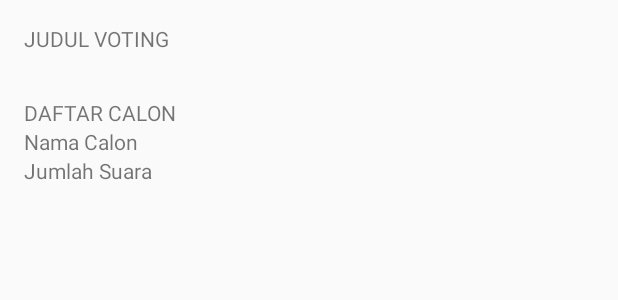
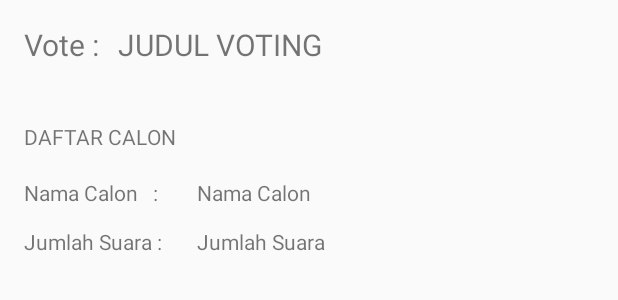
Before and after one commit to arinirae/VoteApp, an Android app: the layout activity_hasil_vote.xml on its own in the app's theme, with its tools: preview values and no code run, on a phone screen of 412 x 824 dp. Shown: the top 300 px of the screen. Run offline under Robolectric (Android 15) with nearby library versions, the phone set to English and light mode, and no system bars.

Commit message:
Update Splash, Riwayat Vote, dan Hasil Vote

```diff
--- a/app/src/main/java/id/sch/smktelkom_mlg/project/xiirpl109192939/voteapp/FotoProifleActivity.java
+++ b/app/src/main/java/id/sch/smktelkom_mlg/project/xiirpl109192939/voteapp/FotoProfileActivity.java
@@ -15,7 +15,7 @@ import com.google.firebase.auth.FirebaseUser;
 import com.google.firebase.storage.FirebaseStorage;
 import com.google.firebase.storage.StorageReference;
 
-public class FotoProifleActivity extends AppCompatActivity {
+public class FotoProfileActivity extends AppCompatActivity {
 
     private static final int CAMERA_REQUEST_CODE = 1;
     private Button btCamera, btNext;
--- a/app/src/main/java/id/sch/smktelkom_mlg/project/xiirpl109192939/voteapp/LoginActivity.java
+++ b/app/src/main/java/id/sch/smktelkom_mlg/project/xiirpl109192939/voteapp/LoginActivity.java
@@ -4,6 +4,7 @@ import android.app.ProgressDialog;
 import android.content.Intent;
 import android.os.Bundle;
 import android.support.annotation.NonNull;
+import android.support.test.espresso.core.deps.guava.hash.HashingInputStream;
 import android.support.v7.app.AppCompatActivity;
 import android.text.TextUtils;
 import android.view.View;
@@ -52,6 +53,7 @@ public class LoginActivity extends AppCompatActivity implements View.OnClickList
         buttonSignIn.setOnClickListener(this);
         textViewSignup.setOnClickListener(this);
         //end agar button dan textView bisa di click
+
     }
 
 
--- a/app/src/main/java/id/sch/smktelkom_mlg/project/xiirpl109192939/voteapp/MainActivity.java
+++ b/app/src/main/java/id/sch/smktelkom_mlg/project/xiirpl109192939/voteapp/MainActivity.java
@@ -143,7 +143,7 @@ public class MainActivity extends AppCompatActivity implements View.OnClickListe
                                 FirebaseUser user = firebaseAuth.getCurrentUser();
 
                                 databaseReference.child("userInformation").child(user.getUid()).setValue(userInformation);
-                                startActivity(new Intent(getApplicationContext(), FotoProifleActivity.class));
+                                startActivity(new Intent(getApplicationContext(), FotoProfileActivity.class));
                                 Toast.makeText(MainActivity.this, "Registered Successfully", Toast.LENGTH_SHORT).show();
                             } else {
                                 Toast.makeText(MainActivity.this, "Could not register, please try again", Toast.LENGTH_SHORT).show();
--- a/app/src/main/java/id/sch/smktelkom_mlg/project/xiirpl109192939/voteapp/splash/splashActivity.java
+++ b/app/src/main/java/id/sch/smktelkom_mlg/project/xiirpl109192939/voteapp/splash/splashActivity.java
@@ -32,7 +32,7 @@ public class splashActivity extends AppCompatActivity {
             public void onAnimationEnd(Animation animation) {
                 iv.startAnimation(an);
                 finish();
-                Intent intent = new Intent(splashActivity.this, HomeVote.class);
+                Intent intent = new Intent(splashActivity.this, LoginActivity.class);
                 startActivity(intent);
 
             }
--- a/app/src/main/res/layout/activity_foto_proifle.xml
+++ b/app/src/main/res/layout/activity_foto_proifle.xml
@@ -10,7 +10,7 @@
     android:paddingLeft="@dimen/activity_horizontal_margin"
     android:paddingRight="@dimen/activity_horizontal_margin"
     android:paddingTop="@dimen/activity_vertical_margin"
-    tools:context="id.sch.smktelkom_mlg.project.xiirpl109192939.voteapp.FotoProifleActivity">
+    tools:context="id.sch.smktelkom_mlg.project.xiirpl109192939.voteapp.FotoProfileActivity">
 
     <Button
         android:id="@+id/buttonCamera"
--- a/app/src/main/res/layout/activity_hasil_vote.xml
+++ b/app/src/main/res/layout/activity_hasil_vote.xml
@@ -1,5 +1,5 @@
 <?xml version="1.0" encoding="utf-8"?>
-<LinearLayout xmlns:android="http://schemas.android.com/apk/res/android"
+<RelativeLayout xmlns:android="http://schemas.android.com/apk/res/android"
     xmlns:tools="http://schemas.android.com/tools"
     android:id="@+id/activity_hasil_vote"
     android:layout_width="match_parent"
@@ -9,31 +9,80 @@
     android:paddingLeft="@dimen/activity_horizontal_margin"
     android:paddingRight="@dimen/activity_horizontal_margin"
     android:paddingTop="@dimen/activity_vertical_margin"
-    tools:context="id.sch.smktelkom_mlg.project.xiirpl109192939.voteapp.HasilFragment">
+    tools:context="id.sch.smktelkom_mlg.project.xiirpl109192939.voteapp.HasilActivity">
+
+    <TextView
+        android:text="Vote :"
+        android:layout_width="wrap_content"
+        android:layout_height="wrap_content"
+        android:id="@+id/textView11"
+        android:layout_gravity="center_horizontal"
+        android:textSize="20sp"
+        android:layout_alignParentTop="true"
+        android:layout_alignParentLeft="true"
+        android:layout_alignParentStart="true" />
 
     <TextView
         android:text="JUDUL VOTING "
-        android:layout_width="match_parent"
+        android:layout_width="wrap_content"
         android:layout_height="wrap_content"
         android:id="@+id/textViewJudul"
-        android:layout_marginBottom="30dp" />
+        android:layout_gravity="center_horizontal"
+        android:textSize="20sp"
+        android:layout_marginLeft="12dp"
+        android:layout_marginStart="12dp"
+        android:layout_alignParentTop="true"
+        android:layout_toRightOf="@+id/textView11"
+        android:layout_toEndOf="@+id/textView11" />
 
     <TextView
         android:text="DAFTAR CALON "
         android:layout_width="match_parent"
         android:layout_height="wrap_content"
-        android:id="@+id/textView6" />
+        android:id="@+id/textView6"
+        android:layout_marginTop="38dp"
+        android:layout_below="@+id/textView11"
+        android:layout_alignParentLeft="true"
+        android:layout_alignParentStart="true" />
 
     <TextView
-        android:text="Nama Calon"
+        android:text="Nama Calon "
         android:layout_width="wrap_content"
         android:layout_height="wrap_content"
-        android:id="@+id/textViewNamaCalon" />
+        android:id="@+id/textViewNamaCalon"
+        android:layout_marginTop="18dp"
+        android:layout_below="@+id/textView6"
+        android:layout_alignLeft="@+id/textViewJumSuara"
+        android:layout_alignStart="@+id/textViewJumSuara" />
 
     <TextView
-        android:text="Jumlah Suara"
+        android:text="Jumlah Suara :"
         android:layout_width="wrap_content"
         android:layout_height="wrap_content"
-        android:id="@+id/textViewJumSuara" />
+        android:id="@+id/textView13"
+        android:layout_alignBaseline="@+id/textViewJumSuara"
+        android:layout_alignBottom="@+id/textViewJumSuara"
+        android:layout_alignParentLeft="true"
+        android:layout_alignParentStart="true" />
 
-</LinearLayout>
+    <TextView
+        android:text="Nama Calon   :"
+        android:layout_width="wrap_content"
+        android:layout_height="wrap_content"
+        android:id="@+id/textView15"
+        android:layout_alignBaseline="@+id/textViewNamaCalon"
+        android:layout_alignBottom="@+id/textViewNamaCalon"
+        android:layout_alignParentLeft="true"
+        android:layout_alignParentStart="true" />
+
+    <TextView
+        android:text="Jumlah Suara "
+        android:layout_width="wrap_content"
+        android:layout_height="wrap_content"
+        android:id="@+id/textViewJumSuara"
+        android:layout_marginTop="13dp"
+        android:layout_below="@+id/textView15"
+        android:layout_alignRight="@+id/textViewJudul"
+        android:layout_alignEnd="@+id/textViewJudul" />
+
+</RelativeLayout>
--- a/app/src/main/res/layout/activity_splash.xml
+++ b/app/src/main/res/layout/activity_splash.xml
@@ -13,6 +13,7 @@
         android:layout_width="150dp"
         android:layout_height="150dp"
         android:layout_centerInParent="true"
+        android:src="@drawable/logovote"
         android:id="@+id/ivSplash"
 
          />
```
Also changed, not shown: app/src/main/AndroidManifest.xml (+12 -29 lines), app/src/main/java/id/sch/smktelkom_mlg/project/xiirpl109192939/voteapp/HasilActivity.java (added, +61 -0 lines), app/src/main/java/id/sch/smktelkom_mlg/project/xiirpl109192939/voteapp/HasilFragment.java (deleted, +0 -80 lines), app/src/main/java/id/sch/smktelkom_mlg/project/xiirpl109192939/voteapp/HomeVote.java (+11 -8 lines), app/src/main/java/id/sch/smktelkom_mlg/project/xiirpl109192939/voteapp/RiwayatFragment.java (+9 -1 lines), app/src/main/res/layout/activity_login.xml (+13 -1 lines), app/src/main/res/layout/activity_riwayat_vote.xml (+2 -9 lines), app/src/main/res/menu/activity_home_vote_drawer.xml (+2 -5 lines), app/src/main/res/drawable/logovote.png (added).
